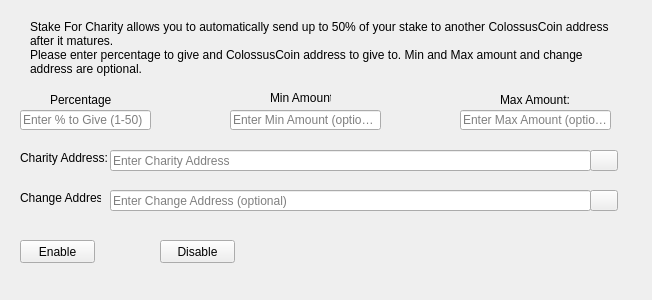
Above: src/qt/forms/charitydialog.ui from CoinWayne/test9 before the change. Below: the same form after it.
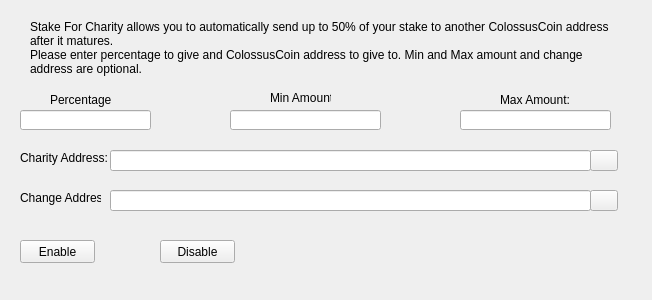
That is the form after the change. Icons and pictures are not drawn.

Commit message: int64_t and placeholder text

```diff
--- a/src/qt/forms/charitydialog.ui
+++ b/src/qt/forms/charitydialog.ui
@@ -28,9 +28,6 @@
    <property name="toolTip">
     <string>Enter whole numbers 1 - 50</string>
    </property>
-   <property name="placeholderText">
-    <string>Enter % to Give (1-50)</string>
-   </property>
   </widget>
   <widget class="QLineEdit" name="charityAddressEdit">
    <property name="geometry">
@@ -44,9 +41,6 @@
    <property name="toolTip">
     <string/>
    </property>
-   <property name="placeholderText">
-    <string>Enter Charity Address</string>
-   </property>
   </widget>
   <widget class="QLabel" name="label_2">
    <property name="geometry">
@@ -83,9 +77,6 @@
    <property name="toolTip">
     <string/>
    </property>
-   <property name="placeholderText">
-    <string>Enter Min Amount (optional)</string>
-   </property>
   </widget>
   <widget class="QLineEdit" name="charityMaxEdit">
    <property name="geometry">
@@ -102,9 +93,6 @@
    <property name="text">
     <string/>
    </property>
-   <property name="placeholderText">
-    <string>Enter Max Amount (optional)</string>
-   </property>
   </widget>
   <widget class="QLabel" name="message">
    <property name="geometry">
@@ -192,9 +180,6 @@
    <property name="toolTip">
     <string>Change address must be owned by you</string>
    </property>
-   <property name="placeholderText">
-    <string>Enter Change Address (optional)</string>
-   </property>
   </widget>
   <widget class="QPushButton" name="changeAddressBookButton">
    <property name="geometry">
```
The commit also changes 20 other files.
